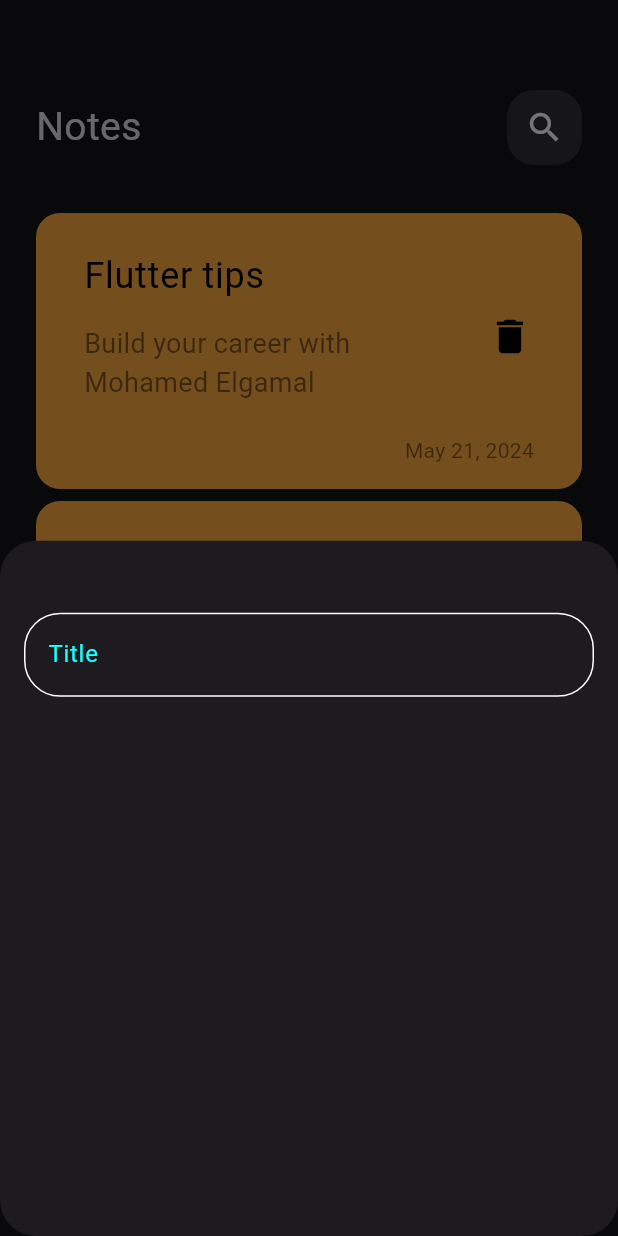
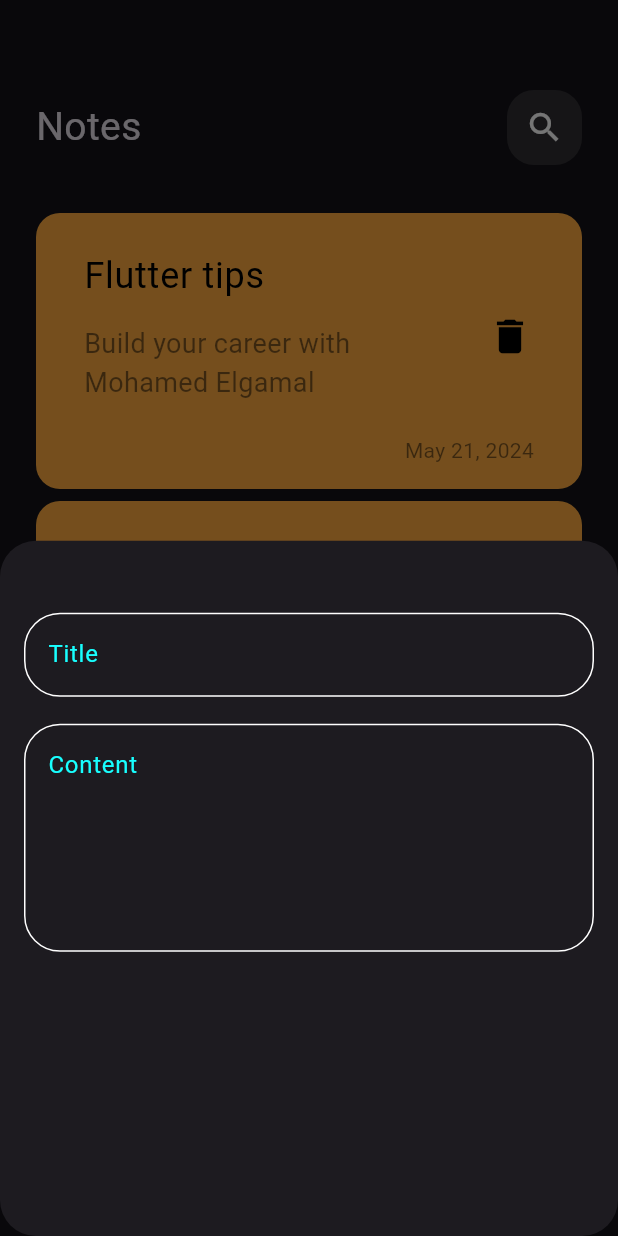
Before and after one commit to Mohamedelgamalx/note_app, a Flutter app: the screen it shows after launch, after a tap on the "add" icon, on a phone screen of 412 x 824 dp. Run offline on Flutter 3.47's test engine with Material 3 defaults, Android fonts, the phone set to English and light mode, and no system bars; Roboto replaces fonts that are missing (Poppins).

Commit message:
add text field to bottom sheet

```diff
--- a/lib/views/widgets/add_note_bottom_sheet.dart
+++ b/lib/views/widgets/add_note_bottom_sheet.dart
@@ -1,35 +1,21 @@
 import 'package:flutter/material.dart';
-import 'package:note_app/views/constants.dart';
+import 'package:note_app/views/widgets/custom_text_field.dart';
 
 class AddNoteBottomSheet extends StatelessWidget {
   const AddNoteBottomSheet({super.key});
 
   @override
   Widget build(BuildContext context) {
-    return Padding(
-      padding: const EdgeInsets.all(16),
+    return const Padding(
+      padding: EdgeInsets.all(16),
       child: Column(
         children: [
-          const SizedBox(height: 32),
-          TextField(
-            decoration: InputDecoration(
-              hintText: 'Title',
-              hintStyle: const TextStyle(color: kPrimaryColor),
-              border: buildBorder(),
-              enabledBorder: buildBorder(),
-              focusedBorder: buildBorder(kPrimaryColor)
-            ),
-          )
+          SizedBox(height: 32),
+          CustomTextField(hintName: 'Title'),
+          SizedBox(height: 18,),
+          CustomTextField(hintName: 'Content', maxLines: 5,),
         ],
       ),
     );
   }
-
-  OutlineInputBorder buildBorder ([color]) {
-    return OutlineInputBorder(
-            borderRadius: BorderRadius.circular(24),
-            borderSide: BorderSide(
-                color: color ?? Colors.white),
-          );
-  }
 }
--- /dev/null
+++ b/lib/views/widgets/custom_text_field.dart
@@ -0,0 +1,29 @@
+import 'package:flutter/material.dart';
+
+import '../constants.dart';
+
+class CustomTextField extends StatelessWidget {
+  const CustomTextField({super.key, required this.hintName, this.maxLines = 1});
+  final String hintName;
+  final int maxLines;
+  @override
+  Widget build(BuildContext context) {
+    return TextField(
+      maxLines: maxLines,
+      decoration: InputDecoration(
+          hintText: hintName,
+          hintStyle: const TextStyle(color: kPrimaryColor),
+          border: buildBorder(),
+          enabledBorder: buildBorder(),
+          focusedBorder: buildBorder(kPrimaryColor)
+      ),
+    );
+  }
+}
+OutlineInputBorder buildBorder ([color]) {
+  return OutlineInputBorder(
+    borderRadius: BorderRadius.circular(24),
+    borderSide: BorderSide(
+        color: color ?? Colors.white),
+  );
+}
```
